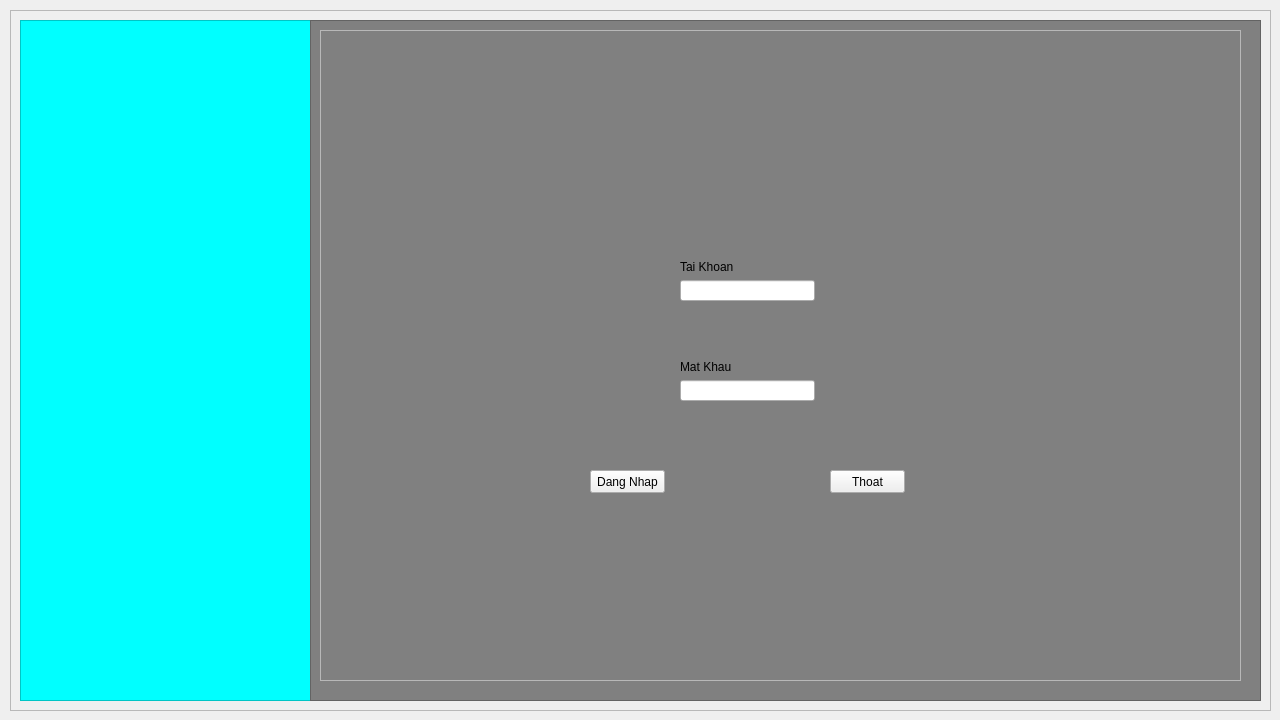
phusomnia/Student_Management, file main/FrontEnd/Login.ui: the form before one commit.
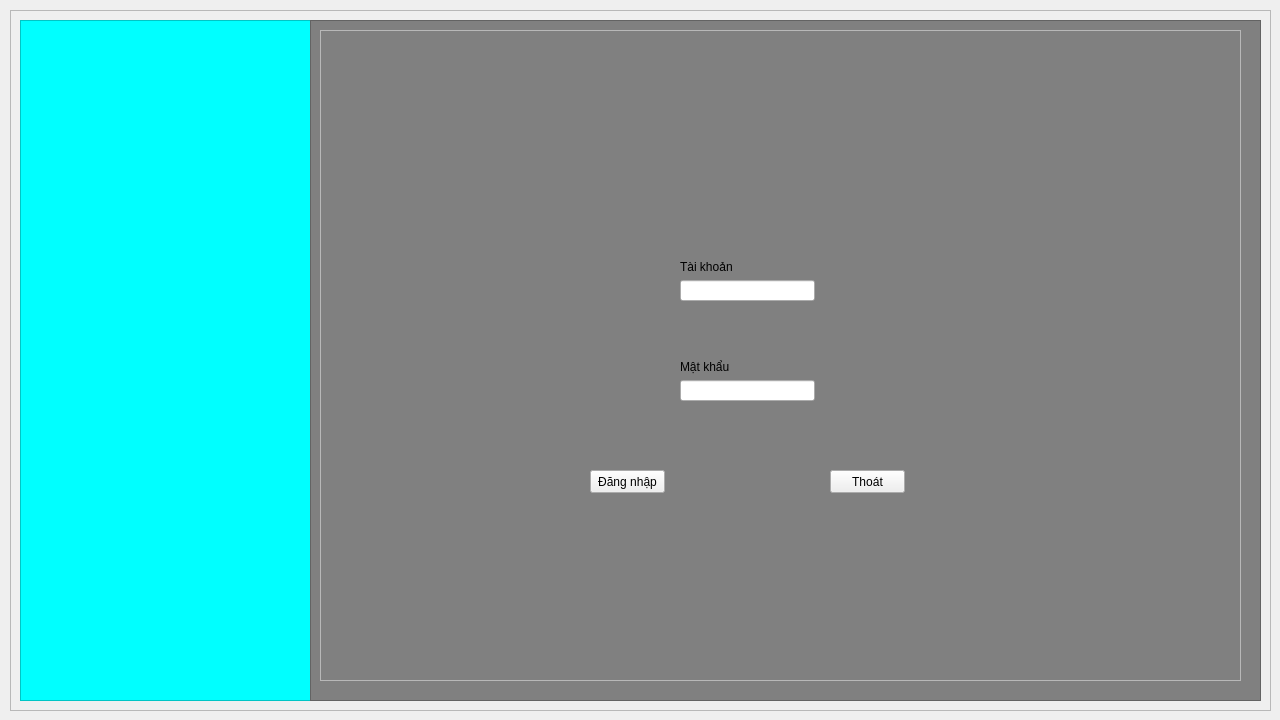
The form after the commit.

Diff of the .ui file:
```diff
--- a/main/FrontEnd/Login.ui
+++ b/main/FrontEnd/Login.ui
@@ -94,10 +94,10 @@
        </rect>
       </property>
       <property name="text">
-       <string>Thoat</string>
+       <string>Thoát</string>
       </property>
      </widget>
-     <widget class="QWidget" name="">
+     <widget class="QWidget" name="layoutWidget">
       <property name="geometry">
        <rect>
         <x>360</x>
@@ -113,13 +113,13 @@
        <item row="1" column="0">
         <widget class="QLabel" name="label">
          <property name="text">
-          <string>Tai Khoan</string>
+          <string>Tài khoản</string>
          </property>
         </widget>
        </item>
       </layout>
      </widget>
-     <widget class="QWidget" name="">
+     <widget class="QWidget" name="layoutWidget">
       <property name="geometry">
        <rect>
         <x>360</x>
@@ -132,7 +132,7 @@
        <item row="0" column="0">
         <widget class="QLabel" name="label_2">
          <property name="text">
-          <string>Mat Khau</string>
+          <string>Mật khẩu</string>
          </property>
         </widget>
        </item>
@@ -151,7 +151,7 @@
        </rect>
       </property>
       <property name="text">
-       <string>Dang Nhap</string>
+       <string>Đăng nhập</string>
       </property>
      </widget>
     </widget>
```
